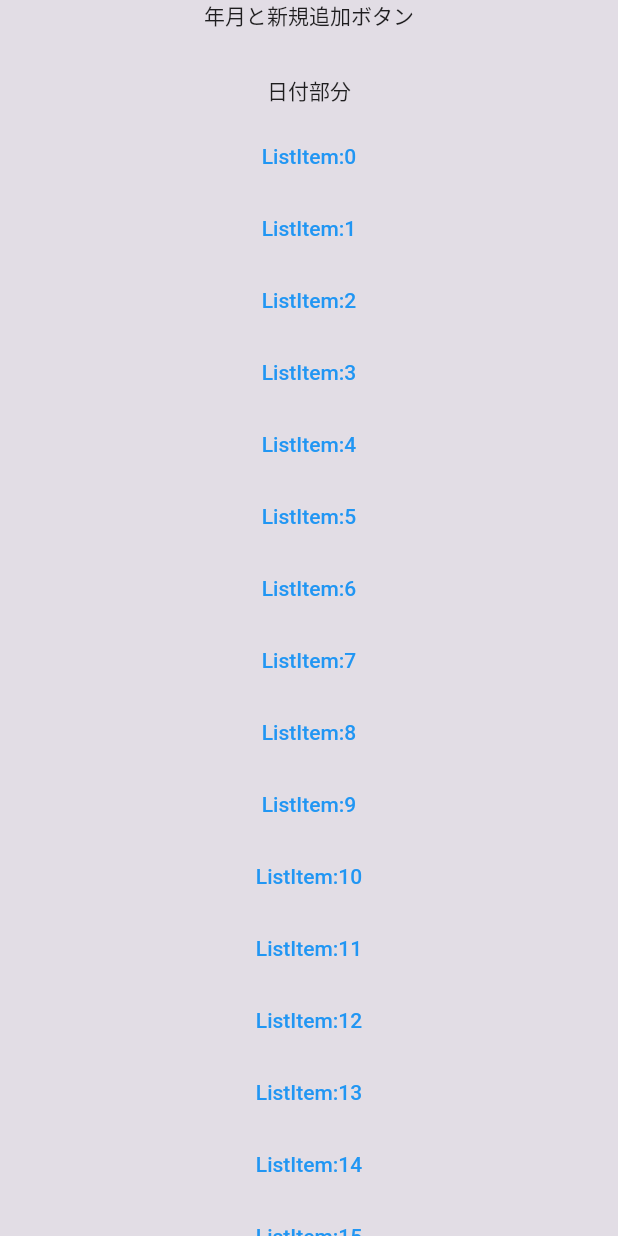
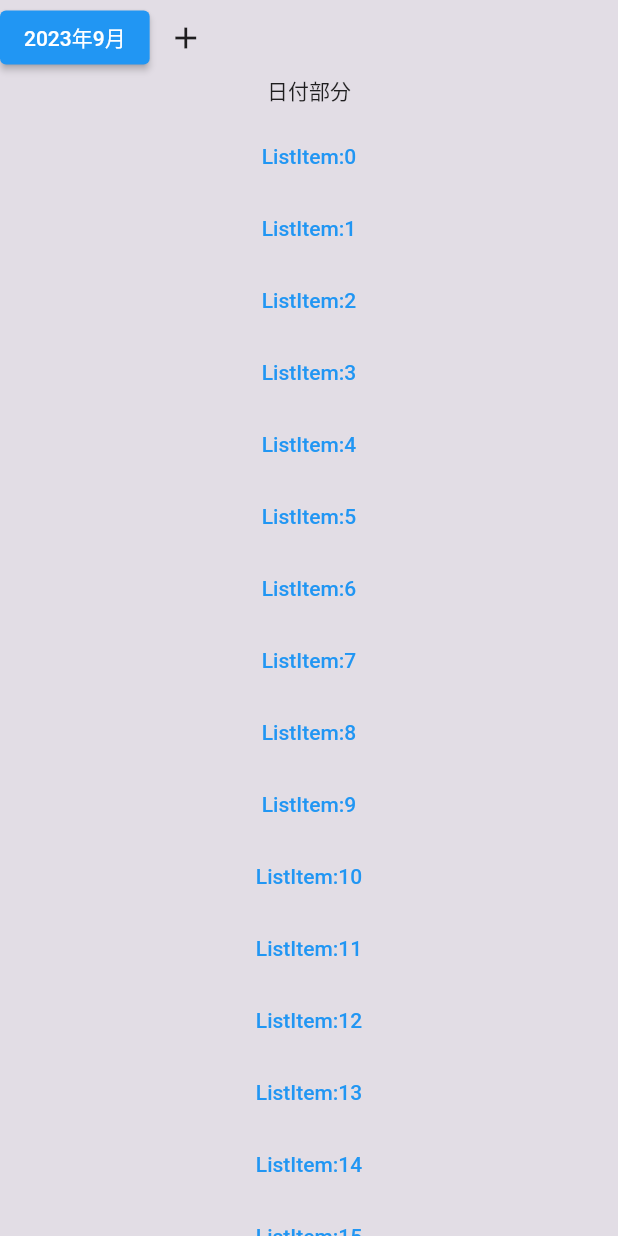
Before and after one commit to rarzyu/supplementToDo, a Flutter app: the screen it shows after launch, on a phone screen of 412 x 824 dp. Run offline on Flutter 3.47's test engine with Material 2 defaults, Android fonts, the phone set to English and light mode, and no system bars; our stand-ins replace flutter_datetime_picker_plus.

Commit message:
年月選択実装後（未完成）

```diff
--- a/lib/config/constants/string.dart
+++ /dev/null
@@ -1,6 +0,0 @@
-import 'package:flutter/material.dart';
-
-///文字列の定義
-class AppStrings {
-  static const MSGE001 = Text('すでに存在します。');
-}
--- /dev/null
+++ b/lib/localization/ja.json
@@ -0,0 +1,3 @@
+{
+    "MSGE001":"すでに存在します。"
+}
--- a/lib/main.dart
+++ b/lib/main.dart
@@ -1,6 +1,7 @@
 import 'package:flutter/material.dart';
+import 'package:flutter/services.dart';
 import 'package:supplement_to_do/config/constants/color.dart';
-import 'screens/home_screen.dart';
+import 'screens/home/home_screen.dart';
 
 void main() {
   runApp(MyApp());
@@ -9,9 +10,14 @@ void main() {
 class MyApp extends StatelessWidget {
   @override
   Widget build(BuildContext context) {
+    // ステータスバーの文字色を黒に
+    SystemChrome.setSystemUIOverlayStyle(SystemUiOverlayStyle.dark);
+
     return MaterialApp(
       home: HomeScreen(),
-      theme: ThemeData(scaffoldBackgroundColor: AppColors.themeBackGray),
+      theme: ThemeData(
+        scaffoldBackgroundColor: AppColors.themeBackGray,
+      ),
     );
   }
 }
--- a/lib/screens/add_edit_screen.dart
+++ b/lib/screens/add_edit/add_edit_screen.dart
@@ -7,7 +7,6 @@ class AddEditScreen extends StatelessWidget {
   @override
   Widget build(BuildContext context) {
     return Scaffold(
-      appBar: AppBar(title: Text('追加・編集画面')),
       body: Center(
           child: TextButton(
         onPressed: () {
--- /dev/null
+++ b/lib/screens/home/date_selector.dart
@@ -0,0 +1,14 @@
+/// 日付選択部分
+
+import 'package:flutter/material.dart';
+
+/// セクション全体
+class DateSelector extends StatelessWidget {
+  @override
+  Widget build(BuildContext context) {
+    return Container(
+      height: 30.0,
+      child: Text('日付部分'),
+    );
+  }
+}
--- /dev/null
+++ b/lib/screens/home/home_screen.dart
@@ -0,0 +1,20 @@
+import 'package:flutter/material.dart';
+import 'package:supplement_to_do/screens/add_edit/add_edit_screen.dart';
+import 'package:supplement_to_do/screens/home/date_selector.dart';
+import 'package:supplement_to_do/screens/home/home_top_section.dart';
+import 'package:supplement_to_do/screens/home/task_list.dart';
+
+/// 画面全体
+class HomeScreen extends StatelessWidget {
+  @override
+  Widget build(BuildContext context) {
+    return Scaffold(
+      // リスト
+      body: SafeArea(
+        child: Column(
+          children: [TopSection(), DateSelector(), TaskList()],
+        ),
+      ),
+    );
+  }
+}
--- /dev/null
+++ b/lib/screens/home/home_top_section.dart
@@ -0,0 +1,94 @@
+/// 画面最上位部分
+/// 年月選択と新規追加ボタンの部分
+
+import 'package:flutter/material.dart';
+import 'package:flutter_datetime_picker_plus/flutter_datetime_picker_plus.dart';
+import 'package:supplement_to_do/screens/add_edit/add_edit_screen.dart';
+import 'package:intl/date_symbol_data_local.dart';
+import 'package:intl/intl.dart';
+
+/// セクション全体
+class TopSection extends StatelessWidget {
+  @override
+  Widget build(BuildContext context) {
+    return Container(
+      height: 50.0,
+      child: Row(
+        children: [
+          YearMonthSelect(),
+          IconButton(
+              onPressed: () {
+                Navigator.of(context).push(
+                  MaterialPageRoute(builder: (context) {
+                    return AddEditScreen(index: 0);
+                  }),
+                );
+              },
+              icon: Icon(Icons.add))
+        ],
+      ),
+    );
+  }
+}
+
+///年月選択ボタン群
+///ドラムロールの定義
+class YearMonthModel extends DatePickerModel {
+  YearMonthModel(
+      {required DateTime currentTime,
+      required DateTime minTime,
+      required DateTime maxTime,
+      required LocaleType locale})
+      : super(
+            locale: locale,
+            minTime: minTime,
+            maxTime: maxTime,
+            currentTime: currentTime);
+
+  @override
+  List<int> layoutProportions() {
+    return [1, 1, 0];
+  }
+}
+
+/// 年月選択ドラムロールとそのボタン
+class YearMonthSelect extends StatefulWidget {
+  @override
+  State<YearMonthSelect> createState() => _YearMonthSelect();
+}
+
+class _YearMonthSelect extends State<YearMonthSelect> {
+  late String yearMonth;
+  late DateTime dateTime;
+
+  @override
+  void initState() {
+    super.initState();
+    dateTime = DateTime.now();
+    yearMonth = DateFormat('yyyy年M月').format(DateTime.now());
+  }
+
+  @override
+  Widget build(BuildContext context) {
+    return ElevatedButton(
+        onPressed: () {
+          DatePicker.showPicker(
+            context,
+            showTitleActions: true,
+            locale: LocaleType.jp,
+            pickerModel: YearMonthModel(
+                currentTime: dateTime,
+                minTime: DateTime(2022, 1, 1),
+                maxTime: DateTime(2023, 12, 31),
+                locale: LocaleType.jp),
+            onConfirm: (date) {
+              setState(() {
+                dateTime = date;
+                yearMonth = DateFormat('yyyy年M月').format(date);
+              });
+            },
+          );
+        },
+        child: Text(yearMonth));
+  }
+}
--- /dev/null
+++ b/lib/screens/home/task_list.dart
@@ -0,0 +1,36 @@
+/// タスク一覧
+
+import 'package:flutter/material.dart';
+import 'package:supplement_to_do/screens/add_edit/add_edit_screen.dart';
+
+/// セクション全体
+class TaskList extends StatelessWidget {
+  @override
+  Widget build(BuildContext context) {
+    return Expanded(
+      child: ListView.builder(
+          itemCount: 10000,
+          itemBuilder: (context, index) => ListItem(index: index)),
+    );
+  }
+}
+
+/// リストのアイテム
+class ListItem extends StatelessWidget {
+  final int index;
+  const ListItem({Key? key, required this.index}) : super(key: key);
+
+  @override
+  Widget build(BuildContext context) {
+    return TextButton(
+      onPressed: () {
+        Navigator.of(context).push(
+          MaterialPageRoute(builder: (context) {
+            return AddEditScreen(index: index);
+          }),
+        );
+      },
+      child: Text('ListItem:$index'),
+    );
+  }
+}
--- a/lib/screens/home_screen.dart
+++ /dev/null
@@ -1,68 +0,0 @@
-import 'package:flutter/material.dart';
-import 'package:supplement_to_do/screens/add_edit_screen.dart';
-
-/// 画面全体
-class HomeScreen extends StatelessWidget {
-  @override
-  Widget build(BuildContext context) {
-    return Scaffold(
-      // リスト
-      body: SafeArea(
-        child: Column(
-          children: [
-            TopSection(),
-            DateSelector(),
-            Expanded(
-              child: ListView.builder(
-                  itemCount: 10000,
-                  itemBuilder: (context, index) => ListItem(index: index)),
-            ),
-          ],
-        ),
-      ),
-    );
-  }
-}
-
-/// 画面最上位部分
-/// 年月選択と新規追加ボタンの部分
-class TopSection extends StatelessWidget {
-  @override
-  Widget build(BuildContext context) {
-    return Container(
-      height: 50.0,
-      child: Text('年月と新規追加ボタン'),
-    );
-  }
-}
-
-/// 日付選択部分
-class DateSelector extends StatelessWidget {
-  @override
-  Widget build(BuildContext context) {
-    return Container(
-      height: 30.0,
-      child: Text('日付部分'),
-    );
-  }
-}
-
-/// リストのアイテム
-class ListItem extends StatelessWidget {
-  final int index;
-  const ListItem({Key? key, required this.index}) : super(key: key);
-
-  @override
-  Widget build(BuildContext context) {
-    return TextButton(
-      onPressed: () {
-        Navigator.of(context).push(
-          MaterialPageRoute(builder: (context) {
-            return AddEditScreen(index: index);
-          }),
-        );
-      },
-      child: Text('ListItem:$index'),
-    );
-  }
-}
--- a/pubspec.yaml
+++ b/pubspec.yaml
@@ -30,11 +30,14 @@ environment:
 dependencies:
   flutter:
     sdk: flutter
-
+  flutter_localizations:
+    sdk: flutter
 
   # The following adds the Cupertino Icons font to your application.
   # Use with the CupertinoIcons class for iOS style icons.
   cupertino_icons: ^1.0.2
+  flutter_datetime_picker: ^1.5.1
+  flutter_datetime_picker_plus: ^2.1.0
 
 dev_dependencies:
   flutter_test:
```
Also changed, not shown: pubspec.lock.
